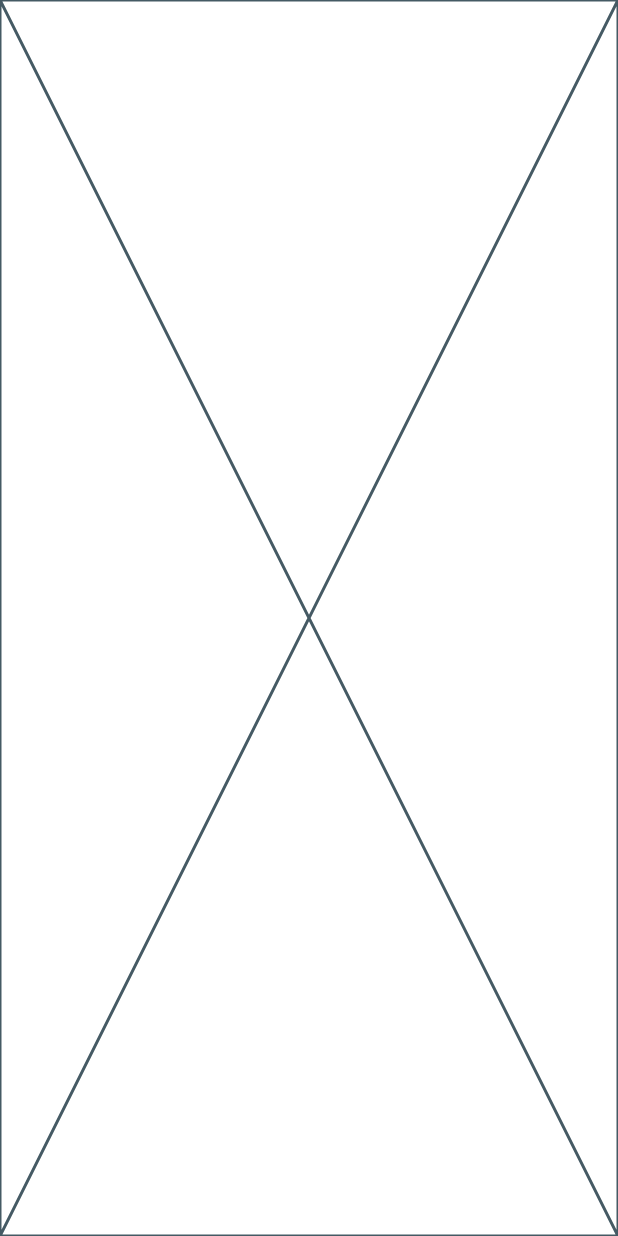
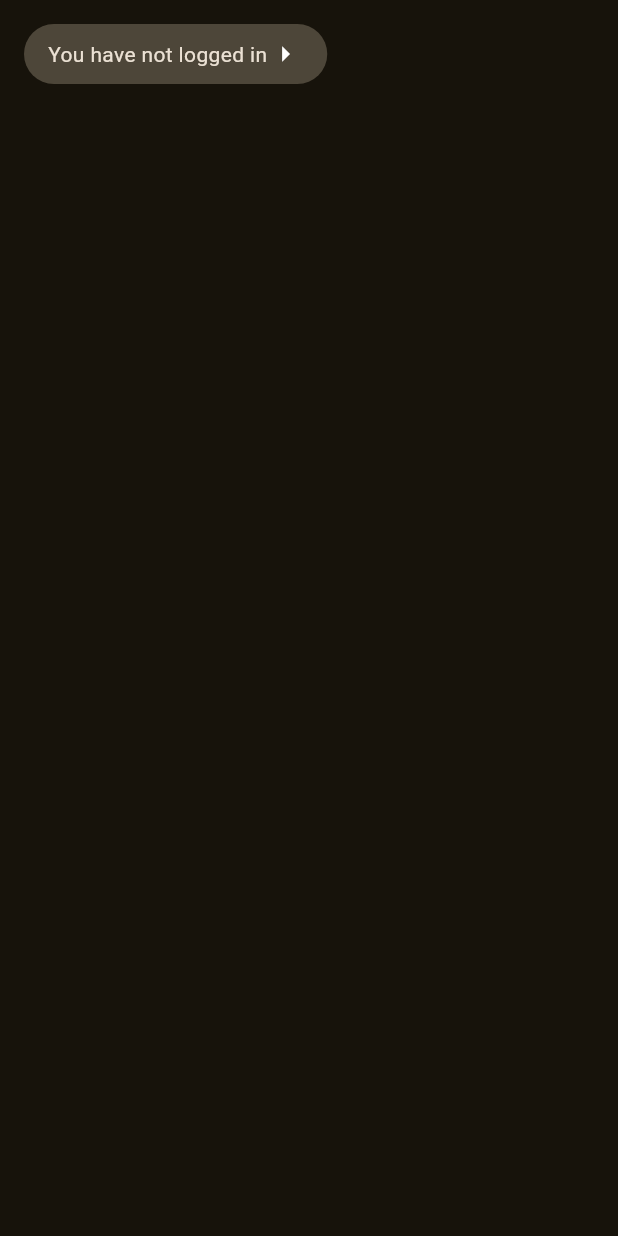
Before and after one commit to wiyantoeric/audio_store, a Flutter app: the screen it shows after launch, on a phone screen of 412 x 824 dp. Run offline on Flutter 3.47's test engine with Material 3 defaults, Android fonts, the phone set to English and light mode, and no system bars; our stand-ins replace flutter_dotenv, go_router, logger, supabase_flutter; accounts and stored records are empty.

Commit message:
feat: auth

```diff
--- a/lib/main.dart
+++ b/lib/main.dart
@@ -1,7 +1,17 @@
 import 'package:audio_store/router.dart';
 import 'package:flutter/material.dart';
+import 'package:supabase_flutter/supabase_flutter.dart';
+import 'package:flutter_dotenv/flutter_dotenv.dart';
 
-void main() {
+Future<void> main() async {
+  await dotenv.load(fileName: ".env");
+
+  final supabaseUrl = dotenv.get('SUPABASE_URL');
+  final supabaseKey = dotenv.get('SUPABASE_KEY');
+
+  await Supabase.initialize(url: supabaseUrl, anonKey: supabaseKey);
+  WidgetsFlutterBinding.ensureInitialized();
+
   runApp(const MyApp());
 }
 
@@ -16,6 +26,11 @@ class MyApp extends StatelessWidget {
         colorScheme: ColorScheme.fromSeed(seedColor: Colors.amber),
         useMaterial3: true,
       ),
+      darkTheme: ThemeData(
+        colorScheme: ColorScheme.fromSeed(
+            seedColor: Colors.amber, brightness: Brightness.dark),
+        useMaterial3: true,
+      ),
       themeMode: ThemeMode.dark,
       routerConfig: router,
     );
--- a/lib/pages/home_page.dart
+++ b/lib/pages/home_page.dart
@@ -1,10 +1,71 @@
 import 'package:flutter/material.dart';
+import 'package:go_router/go_router.dart';
+import 'package:supabase_flutter/supabase_flutter.dart';
 
-class HomePage extends StatelessWidget {
+class HomePage extends StatefulWidget {
   const HomePage({super.key});
 
   @override
+  State<HomePage> createState() => _HomePageState();
+}
+
+class _HomePageState extends State<HomePage> {
+  late bool isLoggedIn;
+  late VoidCallback profileHandler;
+  final supabase = Supabase.instance.client;
+
+  @override
+  void initState() {
+    isLoggedIn = supabase.auth.currentSession != null;
+    profileHandler =
+        isLoggedIn ? () => context.go('/settings') : () => context.go('/login');
+    super.initState();
+  }
+
+  @override
   Widget build(BuildContext context) {
-    return const Placeholder();
+    return Scaffold(
+      backgroundColor: Theme.of(context).colorScheme.surface,
+      body: Padding(
+        padding: const EdgeInsets.all(16),
+        child: Column(
+          children: [
+            InkWell(
+              onTap: profileHandler,
+              child: FittedBox(
+                child: Container(
+                  padding:
+                      const EdgeInsets.symmetric(horizontal: 16, vertical: 8),
+                  decoration: BoxDecoration(
+                    color: Theme.of(context).colorScheme.surfaceVariant,
+                    borderRadius: BorderRadius.circular(100),
+                  ),
+                  child: isLoggedIn
+                      ? Row(
+                          children: [
+                            Text(supabase.auth.currentUser!.email ??
+                                "You successfully logged in"),
+                            const Icon(
+                              Icons.arrow_right,
+                            ),
+                          ],
+                        )
+                      : const Row(
+                          children: [
+                            Text("You have not logged in"),
+                            Icon(
+                              Icons.arrow_right,
+                            ),
+                          ],
+                        ),
+
+                ),
+              ),
+            ),
+
+          ],
+        ),
+      ),
+    );
   }
 }
--- a/lib/router.dart
+++ b/lib/router.dart
@@ -1,4 +1,6 @@
 import 'package:audio_store/pages/home_page.dart';
+import 'package:audio_store/pages/login_page.dart';
+import 'package:audio_store/pages/register_page.dart';
 import 'package:go_router/go_router.dart';
 
 final router = GoRouter(
@@ -8,5 +10,17 @@ final router = GoRouter(
       path: '/',
       builder: (context, state) => HomePage(),
     ),
+    GoRoute(
+      path: '/login',
+      builder: (context, state) => LoginPage(),
+    ),
+    GoRoute(
+      path: '/register',
+      builder: (context, state) => RegisterPage(),
+    ),
+    GoRoute(
+      path: '/settings',
+      builder: (context, state) => RegisterPage(),
+    ),
   ],
 );
```
Also changed, not shown: lib/database/supabase_controller.dart (added, +40 -0 lines), lib/pages/login_page.dart (added, +78 -0 lines), lib/pages/register_page.dart (added, +116 -0 lines), lib/pages/setting_page.dart (added, +15 -0 lines), pubspec.yaml (+7 -1 lines), lib/provider/auth_provider.dart (added), pubspec.lock.
